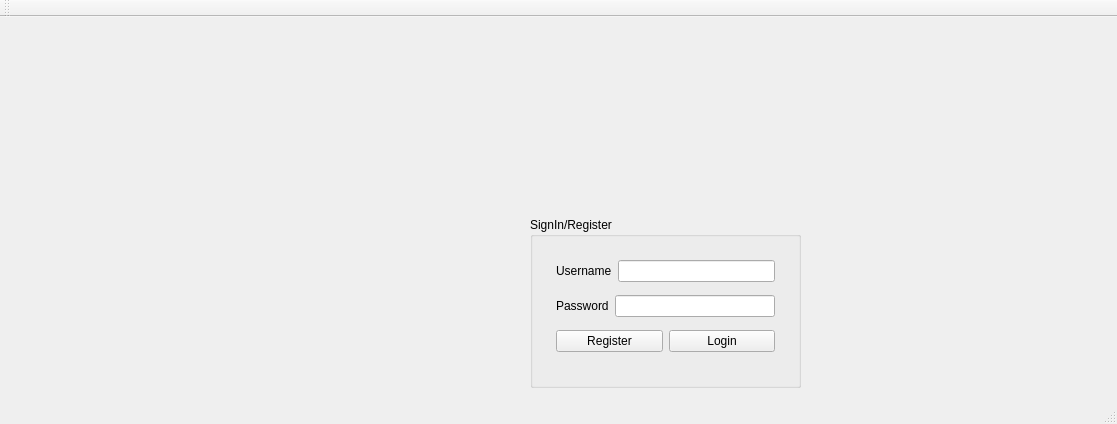
Above: Scribble/Scribble/Login.ui from PopescuFilip/Scribble before the change. Below: the same form after it.
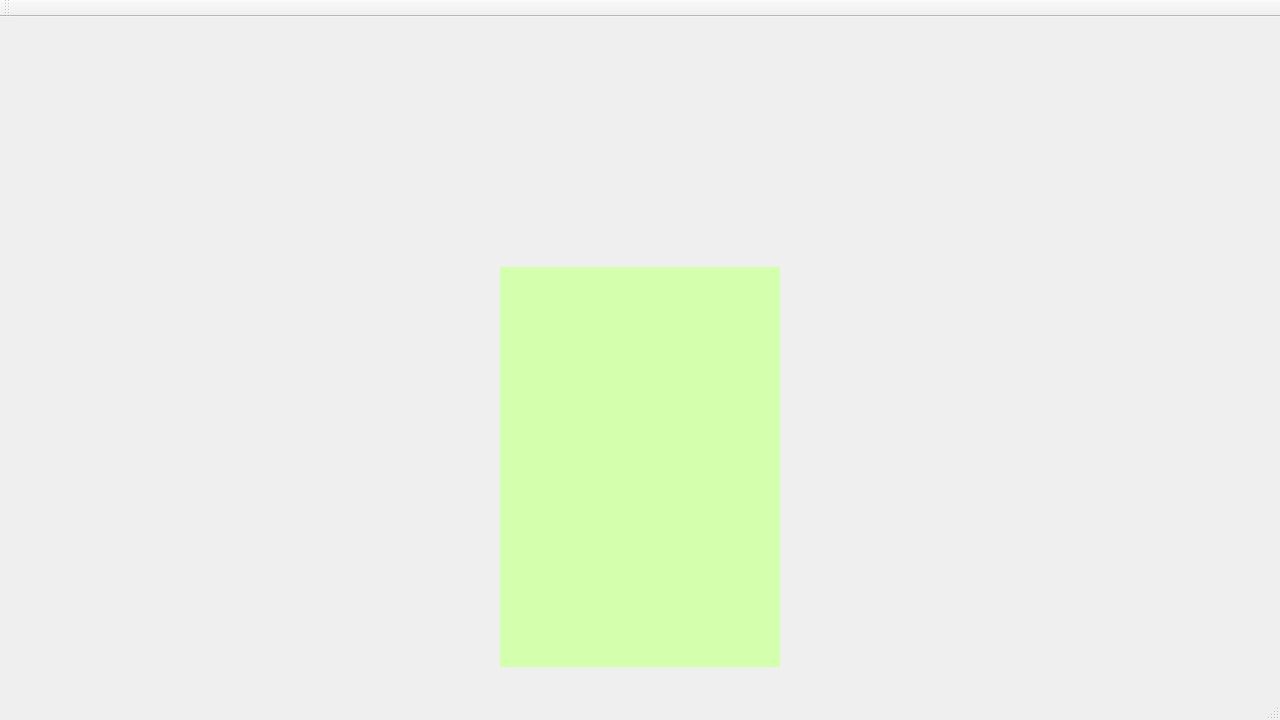
That is the form after the change.

Commit message: Deleted the login group box and everyting from it and added 2 widgets

```diff
--- a/Scribble/Scribble/Login.ui
+++ b/Scribble/Scribble/Login.ui
@@ -6,88 +6,26 @@
    <rect>
     <x>0</x>
     <y>0</y>
-    <width>1117</width>
-    <height>424</height>
+    <width>1280</width>
+    <height>720</height>
    </rect>
   </property>
   <property name="windowTitle">
    <string>Login</string>
   </property>
   <widget class="QWidget" name="centralWidget">
-   <widget class="QGroupBox" name="groupBox">
+   <widget class="QWidget" name="widget" native="true">
     <property name="geometry">
      <rect>
-      <x>530</x>
-      <y>200</y>
-      <width>271</width>
-      <height>171</height>
+      <x>500</x>
+      <y>250</y>
+      <width>280</width>
+      <height>400</height>
      </rect>
     </property>
-    <property name="title">
-     <string>SignIn/Register</string>
+    <property name="styleSheet">
+     <string notr="true">background-color: rgb(212, 255, 172);</string>
     </property>
-    <widget class="QWidget" name="layoutWidget">
-     <property name="geometry">
-      <rect>
-       <x>15</x>
-       <y>25</y>
-       <width>241</width>
-       <height>131</height>
-      </rect>
-     </property>
-     <layout class="QVBoxLayout" name="verticalLayout">
-      <item>
-       <layout class="QHBoxLayout" name="horizontalLayout">
-        <item>
-         <widget class="QLabel" name="label">
-          <property name="text">
-           <string>Username</string>
-          </property>
-         </widget>
-        </item>
-        <item>
-         <widget class="QLineEdit" name="lineEdit"/>
-        </item>
-       </layout>
-      </item>
-      <item>
-       <layout class="QHBoxLayout" name="horizontalLayout_2">
-        <item>
-         <widget class="QLabel" name="label_2">
-          <property name="text">
-           <string>Password</string>
-          </property>
-         </widget>
-        </item>
-        <item>
-         <widget class="QLineEdit" name="lineEdit_2">
-          <property name="echoMode">
-           <enum>QLineEdit::Password</enum>
-          </property>
-         </widget>
-        </item>
-       </layout>
-      </item>
-      <item>
-       <layout class="QHBoxLayout" name="horizontalLayout_3">
-        <item>
-         <widget class="QPushButton" name="pushButtonRegister">
-          <property name="text">
-           <string>Register</string>
-          </property>
-         </widget>
-        </item>
-        <item>
-         <widget class="QPushButton" name="pushButtonLogin">
-          <property name="text">
-           <string>Login</string>
-          </property>
-         </widget>
-        </item>
-       </layout>
-      </item>
-     </layout>
-    </widget>
    </widget>
   </widget>
   <widget class="QMenuBar" name="menuBar">
```
Left out of the diff: 2 changed lines with no effect on the pictures. The commit also changes 1 other file.
